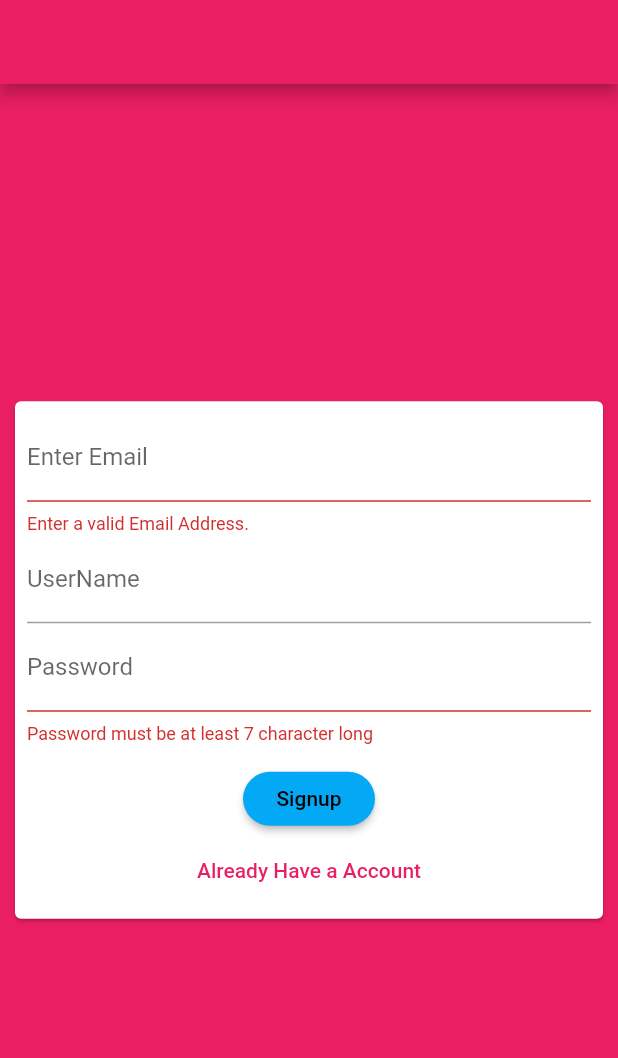
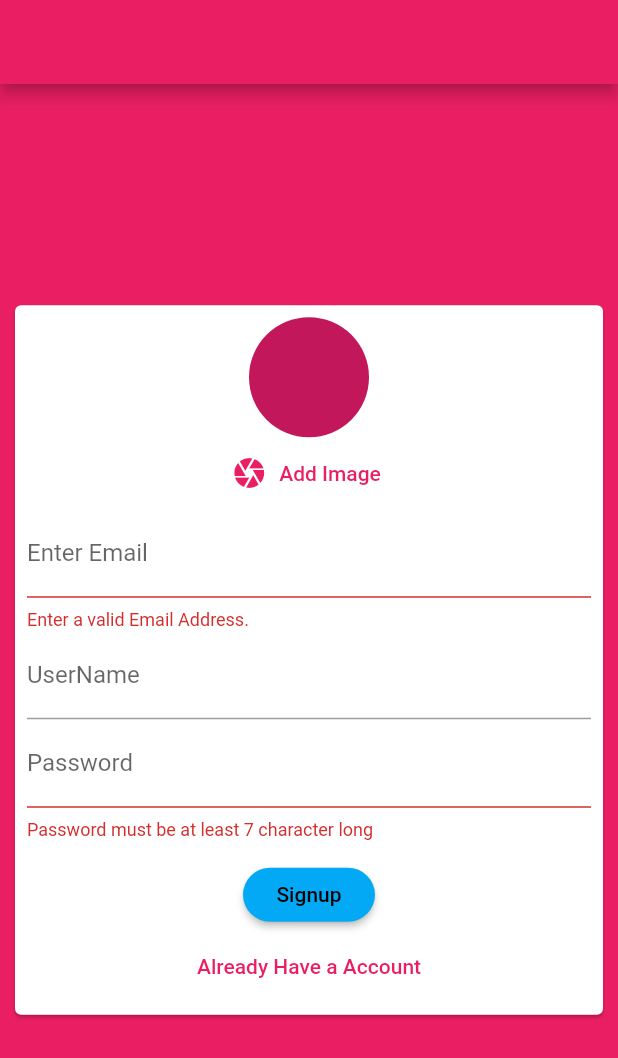
Before and after one commit to Leman316/flutter_chat_app, a Flutter app: the screen it shows after launch, after a tap on "Login", after a tap on "Create new Account", on a phone screen of 412 x 824 dp. Shown: the top 1058 px of the screen. Run offline on Flutter 3.47's test engine with Material 2 defaults, Android fonts, the phone set to English and light mode, and no system bars; our stand-ins replace cloud_firestore, firebase_auth, firebase_core, firebase_storage, image_picker; accounts and stored records are empty.

Commit message:
Update 1.3x - Auth full
Signed-off-by: Leman316 <56719469+Leman316@users.noreply.github.com>

```diff
--- a/lib/screens/auth_screen.dart
+++ b/lib/screens/auth_screen.dart
@@ -1,8 +1,10 @@
+import 'dart:io';
+
 import 'package:chat_app/widgets/auth_form.dart';
-import 'package:flutter/foundation.dart';
 import 'package:flutter/material.dart';
 import 'package:firebase_auth/firebase_auth.dart';
 import 'package:cloud_firestore/cloud_firestore.dart';
+import 'package:firebase_storage/firebase_storage.dart';
 import 'package:flutter/services.dart';
 
 class AuthScreen extends StatefulWidget {
@@ -15,7 +17,7 @@ class _AuthScreenState extends State<AuthScreen> {
   var _isloading = false;
 
   void _submitAuthForm(String email, String userName, String password,
-      bool isLogin, BuildContext ctx) async {
+      File image, bool isLogin, BuildContext ctx) async {
     print(email);
     try {
       setState(() {
@@ -28,12 +30,22 @@ class _AuthScreenState extends State<AuthScreen> {
         final UserCredential userCred = await _auth
             .createUserWithEmailAndPassword(email: email, password: password);
 
+        final ref = FirebaseStorage.instance
+            .ref()
+            .child('user_image')
+            .child(userCred.user.uid + 'jpg');
+
+        await ref.putFile(image);
+
+        final url = await ref.getDownloadURL();
+
         await FirebaseFirestore.instance
             .collection('users')
             .doc(userCred.user.uid)
             .set({
           'username': userName,
           'email': email,
+          'image_url': url,
         });
         setState(() {
           _isloading = false;
--- a/lib/screens/chat_screen.dart
+++ b/lib/screens/chat_screen.dart
@@ -1,7 +1,6 @@
 import 'package:chat_app/widgets/messages.dart';
 import 'package:chat_app/widgets/new_message.dart';
 import 'package:flutter/material.dart';
-import 'package:cloud_firestore/cloud_firestore.dart';
 import 'package:firebase_auth/firebase_auth.dart';
 
 class ChatScreen extends StatelessWidget {
--- a/lib/widgets/auth_form.dart
+++ b/lib/widgets/auth_form.dart
@@ -1,9 +1,11 @@
+import 'dart:io';
+import 'package:chat_app/widgets/user_image_picker.dart';
 import 'package:flutter/material.dart';
 
 class AuthForm extends StatefulWidget {
   AuthForm(this.submitfn, this.isLoading);
   final void Function(String email, String userName, String password,
-      bool isLogin, BuildContext ctx) submitfn;
+      File image, bool isLogin, BuildContext ctx) submitfn;
   final bool isLoading;
   @override
   _AuthFormState createState() => _AuthFormState();
@@ -16,9 +18,21 @@ class _AuthFormState extends State<AuthForm> {
   String _userEmail = '';
   String _userName = '';
   String _userPass = '';
+  File _userImageFile;
+
+  void _pickedImage(File image) {
+    _userImageFile = image;
+  }
+
   void _trysubmit() {
     final isValid = _formkey.currentState.validate();
     FocusScope.of(context).unfocus();
+
+    if (_userImageFile == null && !_isLogin) {
+      Scaffold.of(context).showSnackBar(SnackBar(
+        content: Text('Select an Image'),
+      ));
+    }
 
     if (isValid) {
       _formkey.currentState.save();
@@ -26,7 +40,7 @@ class _AuthFormState extends State<AuthForm> {
       // print(_userName);
       //  print(_userPass);
       widget.submitfn(_userEmail.trim(), _userName.trim(), _userPass.trim(),
-          _isLogin, context);
+          _userImageFile, _isLogin, context);
     }
   }
 
@@ -39,6 +53,7 @@ class _AuthFormState extends State<AuthForm> {
         child: Column(
           mainAxisSize: MainAxisSize.min,
           children: <Widget>[
+            if (!_isLogin) UserImagePicker(_pickedImage),
             TextFormField(
               key: ValueKey('Email'),
               validator: (value) {
--- a/lib/widgets/messages.dart
+++ b/lib/widgets/messages.dart
@@ -34,6 +34,7 @@ class Messages extends StatelessWidget {
                 itemBuilder: (context, index) => MessageBubble(
                   chatDocs[index]['text'],
                   chatDocs[index]['username'],
+                  chatDocs[index]['userImage'],
                   chatDocs[index]['userId'] == user,
                 ),
                 itemCount: chatDocs.length,
--- a/lib/widgets/new_message.dart
+++ b/lib/widgets/new_message.dart
@@ -24,6 +24,7 @@ class _NewMessageState extends State<NewMessage> {
       'createdAt': Timestamp.now(),
       'userId': user.uid,
       'username': userData['username'],
+      'userImage': userData['image_url'],
     });
     _controller.clear();
   }
--- /dev/null
+++ b/lib/widgets/user_image_picker.dart
@@ -0,0 +1,42 @@
+import 'package:flutter/material.dart';
+import 'dart:io';
+import 'package:image_picker/image_picker.dart';
+
+class UserImagePicker extends StatefulWidget {
+  UserImagePicker(this.imagepickfn);
+  final void Function(File pickedImage) imagepickfn;
+  @override
+  _UserImagePickerState createState() => _UserImagePickerState();
+}
+
+class _UserImagePickerState extends State<UserImagePicker> {
+  File _pickedImage;
+  void _pickImage() async {
+    final pickedImageFile = await ImagePicker()
+        .getImage(source: ImageSource.camera, imageQuality: 50, maxWidth: 100);
+
+    setState(() {
+      _pickedImage = File(pickedImageFile.path);
+    });
+    widget.imagepickfn(_pickedImage);
+  }
+
+  @override
+  Widget build(BuildContext context) {
+    return Column(
+      children: <Widget>[
+        CircleAvatar(
+          radius: 40,
+          backgroundImage:
+              _pickedImage != null ? FileImage(_pickedImage) : null,
+        ),
+        FlatButton.icon(
+          icon: Icon(Icons.camera),
+          label: Text('Add Image'),
+          textColor: Theme.of(context).primaryColor,
+          onPressed: _pickImage,
+        ),
+      ],
+    );
+  }
+}
--- a/pubspec.yaml
+++ b/pubspec.yaml
@@ -26,6 +26,8 @@ dependencies:
   cloud_firestore: ^0.16.0
   firebase_core: ^0.7.0
   firebase_auth: ^0.20.0+1
+  image_picker: ^0.6.7+21
+  firebase_storage: ^7.0.0
 
 
   # The following adds the Cupertino Icons font to your application.
```
Also changed, not shown: lib/widgets/message_bubble.dart (+21 -5 lines), pubspec.lock.
